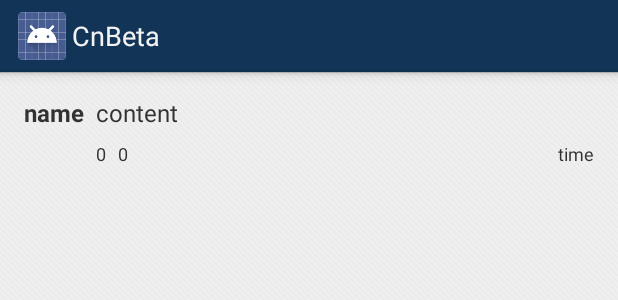
After one commit to kyze8439690/cnbeta, an Android app: the layout view_commentlistitem.xml on its own in the app's theme, with its tools: preview values and no code run, on a phone screen of 412 x 824 dp. The commit adds this screen. Shown: the top 300 px of the screen. Run offline under Robolectric (Android 15) with nearby library versions, the phone set to English and light mode, and no system bars.

Commit message:
add comment view

```diff
--- a/src/main/AndroidManifest.xml
+++ b/src/main/AndroidManifest.xml
@@ -38,6 +38,9 @@
                 android:value="com.yugy.cnbeta.ui.activity.NewsActivity" />
         </activity>
         <activity android:name=".ui.activity.CommentActivity"
+                  android:theme="@style/CommentTheme"
+                  android:icon="@drawable/ic_action_logo"
+                  android:label=""
                   android:parentActivityName=".ui.activity.NewsActivity">
             <meta-data
                 android:name="android.support.PARENT_ACTIVITY"
--- a/src/main/java/com/yugy/cnbeta/ui/activity/MainActivity.java
+++ b/src/main/java/com/yugy/cnbeta/ui/activity/MainActivity.java
@@ -48,7 +48,7 @@ public class MainActivity extends Activity implements OnRefreshListener, Adapter
         getActionBar().setDisplayHomeAsUpEnabled(true);
         getActionBar().setHomeButtonEnabled(true);
 
-        mTabHeight = ScreenUtils.dp(this, 48);
+        mTabHeight = ScreenUtils.dp(this, 44);
 
         mDrawerLayout = (DrawerLayout) findViewById(R.id.main_drawerlayout);
         mDrawer = (ListView) findViewById(R.id.main_left_drawer);
--- a/src/main/java/com/yugy/cnbeta/ui/adapter/NewestNewsListAdapter.java
+++ b/src/main/java/com/yugy/cnbeta/ui/adapter/NewestNewsListAdapter.java
@@ -48,7 +48,7 @@ public class NewestNewsListAdapter extends BaseAdapter{
         if(item == null){
             item = new NewsListItem(mContext);
         }
-        item.parse(mModels.get(position));
+        item.parse(getItem(position));
         if(position == getCount() - 1){
             //loadmore
             mNewsFragment.loadNextPage();
--- /dev/null
+++ b/src/main/res/layout/activity_comment.xml
@@ -0,0 +1,6 @@
+<?xml version="1.0" encoding="utf-8"?>
+
+<FrameLayout xmlns:android="http://schemas.android.com/apk/res/android"
+          android:id="@+id/comment_container"
+          android:layout_width="match_parent"
+          android:layout_height="match_parent"/>
--- /dev/null
+++ b/src/main/res/layout/view_commentlistitem.xml
@@ -0,0 +1,60 @@
+<?xml version="1.0" encoding="utf-8"?>
+
+<RelativeLayout xmlns:android="http://schemas.android.com/apk/res/android"
+              android:layout_width="match_parent"
+              android:layout_height="wrap_content"
+              android:padding="16dp">
+
+    <TextView
+        android:id="@+id/commentlist_item_name"
+        android:layout_width="wrap_content"
+        android:layout_height="wrap_content"
+        android:text="name"
+        android:textSize="16sp"
+        android:textStyle="bold"/>
+
+    <TextView
+        android:id="@+id/commentlist_item_content"
+        android:layout_width="match_parent"
+        android:layout_height="wrap_content"
+        android:text="content"
+        android:textSize="16sp"
+        android:layout_toRightOf="@id/commentlist_item_name"
+        android:layout_marginLeft="8dp"
+        />
+
+    <TextView
+        android:id="@+id/commentlist_item_support"
+        android:layout_width="wrap_content"
+        android:layout_height="wrap_content"
+        android:text="0"
+        android:textSize="12sp"
+        android:layout_below="@id/commentlist_item_content"
+        android:layout_marginTop="8dp"
+        android:layout_alignLeft="@id/commentlist_item_content"
+        />
+
+    <TextView
+        android:id="@+id/commentlist_item_against"
+        android:layout_width="wrap_content"
+        android:layout_height="wrap_content"
+        android:text="0"
+        android:textSize="12sp"
+        android:layout_below="@id/commentlist_item_content"
+        android:layout_toRightOf="@id/commentlist_item_support"
+        android:layout_marginLeft="8dp"
+        android:layout_marginTop="8dp"
+        />
+
+    <TextView
+        android:id="@+id/commentlist_item_time"
+        android:layout_width="wrap_content"
+        android:layout_height="wrap_content"
+        android:text="time"
+        android:layout_below="@id/commentlist_item_content"
+        android:layout_marginTop="8dp"
+        android:layout_alignParentRight="true"
+        android:textSize="12sp"
+        />
+
+</RelativeLayout>
--- a/src/main/res/values/styles.xml
+++ b/src/main/res/values/styles.xml
@@ -18,6 +18,16 @@
         <item name="android:windowActionBarOverlay">true</item>
         <item name="android:windowIsTranslucent">true</item>
         <item name="android:actionBarStyle">@style/actionBarStyle</item>
+    </style>
+
+    <style name="CommentTheme" parent="android:Theme.Holo.Light.DarkActionBar">
+        <item name="android:windowIsTranslucent">true</item>
+        <item name="android:actionBarStyle">@style/actionBarStyle</item>
+        <item name="android:spinnerDropDownItemStyle">@style/CommentTheme.SpinnerDropDownItemStyle</item>
+    </style>
+
+    <style name="CommentTheme.SpinnerDropDownItemStyle" parent="@android:style/Widget.Holo.DropDownItem.Spinner">
+        <item name="android:textColor">@android:color/white</item>
     </style>
 
     <style name="actionBarStyle" parent="android:Widget.Holo.Light.ActionBar.Solid.Inverse">
```
Also changed, not shown: src/main/java/com/yugy/cnbeta/model/NewsCommentModel.java (added, +27 -0 lines), src/main/java/com/yugy/cnbeta/model/NewsListModel.java (+2 -6 lines), src/main/java/com/yugy/cnbeta/sdk/Cnbeta.java (+10 -0 lines), src/main/java/com/yugy/cnbeta/ui/activity/CommentActivity.java (+46 -0 lines), src/main/java/com/yugy/cnbeta/ui/activity/NewsActivity.java (+3 -4 lines), src/main/java/com/yugy/cnbeta/ui/adapter/CommentListAdapter.java (added, +100 -0 lines), src/main/java/com/yugy/cnbeta/ui/fragment/CommentFragment.java (added, +145 -0 lines), src/main/java/com/yugy/cnbeta/ui/view/CommentListItem.java (added, +52 -0 lines), src/main/res/menu/comment.xml (added, +12 -0 lines), src/main/res/values/strings.xml (+6 -1 lines).
